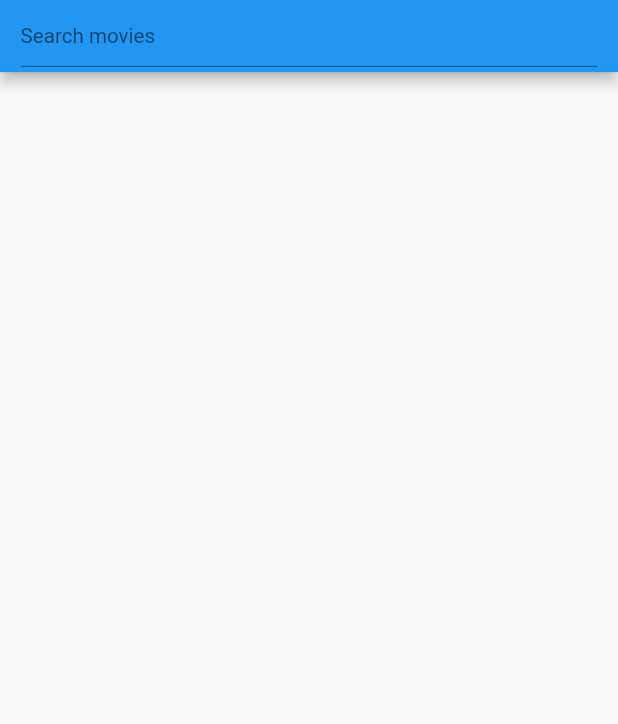
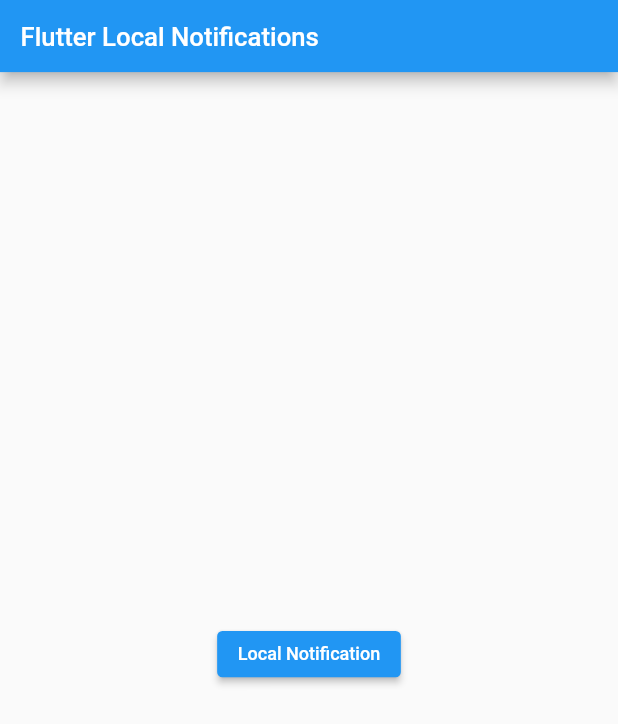
Before and after one commit to lhenrique11/openapp, a Flutter app: the screen it shows after launch, on a phone screen of 412 x 824 dp. Shown: the top 724 px of the screen. Run offline on Flutter 3.47's test engine with Material 2 defaults, Android fonts, the phone set to English and light mode, and no system bars; our stand-ins replace flutter_local_notifications, responsive_framework.

Commit message:
local notifications

```diff
--- /dev/null
+++ b/lib/localnotifications.dart
@@ -0,0 +1,94 @@
+import 'package:flutter/src/widgets/container.dart';
+import 'package:flutter/src/widgets/framework.dart';
+import 'package:flutter/material.dart';
+import 'package:flutter_local_notifications/flutter_local_notifications.dart';
+import 'package:responsive_framework/responsive_wrapper.dart';
+
+class LocalNotifications extends StatefulWidget {
+  const LocalNotifications({super.key});
+
+  @override
+  State<LocalNotifications> createState() => _LocalNotificationsState();
+}
+
+class _LocalNotificationsState extends State<LocalNotifications> {
+
+// criar uma váriavel global inicializando a classe Flutter Local Notifications Plugin
+final FlutterLocalNotificationsPlugin flutterLocalNotificationsPlugin =
+    FlutterLocalNotificationsPlugin();
+
+
+// crie uma função async para inicializar o plugin e configure as notificações
+Future<void> initNotifications() async {
+  const AndroidInitializationSettings initializationSettingsAndroid =
+      AndroidInitializationSettings('@mipmap/ic_launcher');
+   const InitializationSettings initializationSettings =
+      InitializationSettings(android: initializationSettingsAndroid);
+  await flutterLocalNotificationsPlugin.initialize(initializationSettings);
+}
+
+
+// chame a initNotifications
+@override
+void initState() {
+  super.initState();
+  initNotifications();
+}
+
+
+// crie uma função async para a exibição da notificação local
+Future<void> showNotification() async {
+  const AndroidNotificationDetails androidPlatformChannelSpecifics =
+      AndroidNotificationDetails(
+    'channel_id',
+    'channel_name',
+    importance: Importance.max,
+    priority: Priority.high,
+    ticker: 'ticker',
+  );
+  const NotificationDetails platformChannelSpecifics =
+      NotificationDetails(android: androidPlatformChannelSpecifics);
+  await flutterLocalNotificationsPlugin.show(
+    0,
+    'Notification Title',
+    'Notification Body',
+    platformChannelSpecifics,
+  );
+}
+
+
+  @override
+  Widget build(BuildContext context) {
+    return MaterialApp(
+      debugShowCheckedModeBanner: false,
+      builder: (context, child) => ResponsiveWrapper.builder(
+        child,
+        maxWidth: 1200,
+        minWidth: 480,
+        defaultScale: true,
+        breakpoints: [
+          const ResponsiveBreakpoint.resize(480, name: MOBILE),
+          const ResponsiveBreakpoint.autoScale(800, name: TABLET),
+          const ResponsiveBreakpoint.resize(1200, name: DESKTOP),
+        ],
+        background: Container(color: Colors.white,)),
+        home: NotificationListener<OverscrollIndicatorNotification>(
+          onNotification: (overScroll){
+            overScroll.disallowIndicator();
+            return true;
+          },
+          child: Scaffold(
+            appBar: AppBar(
+            title: const Text('Flutter Local Notifications'),),
+            body: Center(
+              child: ElevatedButton(
+                onPressed: () async {
+                  await showNotification(); // ação para mostar a notificação local
+                },
+                child: const Text('Local Notification')),
+            ),
+          )
+        ),
+    );
+  }
+}
--- a/lib/main.dart
+++ b/lib/main.dart
@@ -1,7 +1,8 @@
 import 'package:flutter/material.dart';
-import 'package:openapp/apirest.dart';
+import 'package:openapp/localnotifications.dart';
 import 'package:openapp/searchapi.dart';
 
+
 void main(){
-  runApp(const SearchApi());
+  runApp(const LocalNotifications());
 }
--- a/pubspec.yaml
+++ b/pubspec.yaml
@@ -38,6 +38,7 @@ dependencies:
   cupertino_icons: ^1.0.2
   http: ^0.13.3
   responsive_framework: ^0.2.0
+  flutter_local_notifications: ^13.0.0
 
 dev_dependencies:
   flutter_test:
```
Also changed, not shown: pubspec.lock, 1 other file.
